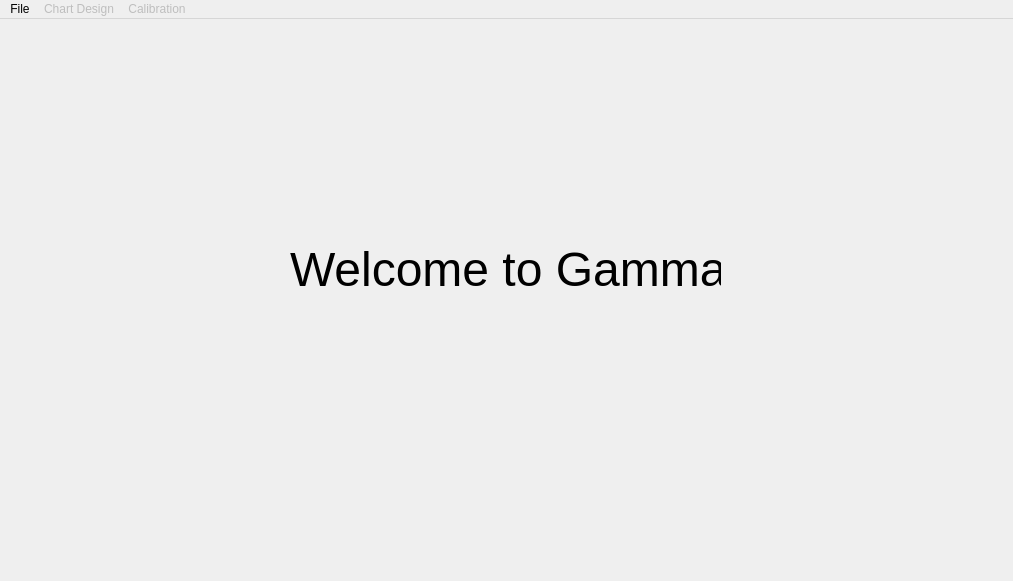
First picture: the form in ui/main.ui, repository jashwanth10/Gamma, before the edit.
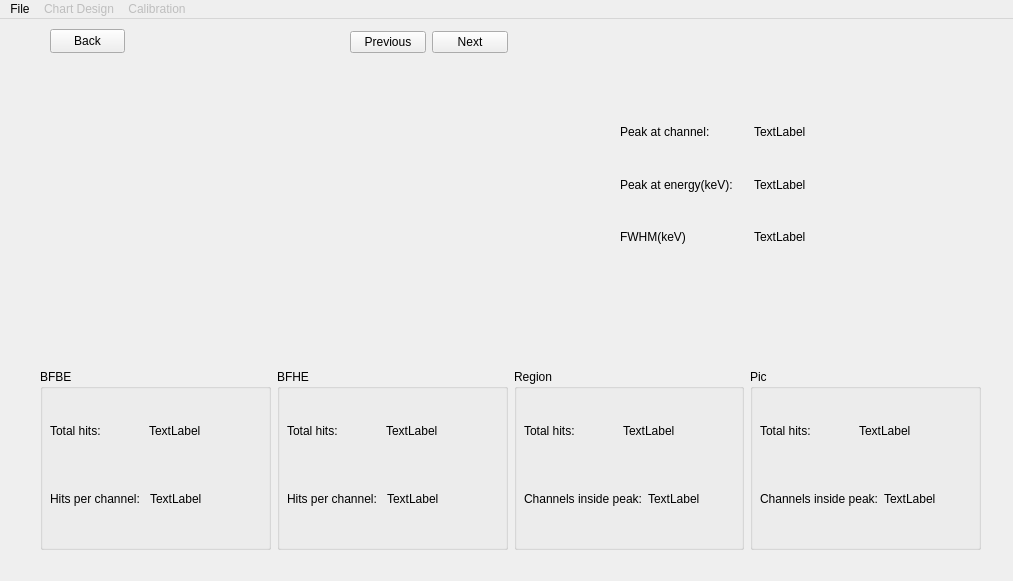
Second picture: the form after the edit. The open tabs and pages were chosen to show the change.

Commit message: Energy Validation

The edit to the form file:
```diff
--- a/ui/main.ui
+++ b/ui/main.ui
@@ -876,28 +876,7 @@
        <set>Qt::AlignCenter</set>
       </property>
      </widget>
-     <widget class="QWidget" name="">
-      <property name="geometry">
-       <rect>
-        <x>20</x>
-        <y>190</y>
-        <width>971</width>
-        <height>231</height>
-       </rect>
-      </property>
-      <layout class="QHBoxLayout" name="horizontalLayout">
-       <item>
-        <layout class="QVBoxLayout" name="residual_layout"/>
-       </item>
-       <item>
-        <layout class="QVBoxLayout" name="energyVchannel_layout"/>
-       </item>
-       <item>
-        <layout class="QVBoxLayout" name="fwhm_layout"/>
-       </item>
-      </layout>
-     </widget>
-     <widget class="QWidget" name="">
+     <widget class="QWidget" name="layoutWidget">
       <property name="geometry">
        <rect>
         <x>50</x>
@@ -1130,6 +1109,400 @@
          </property>
          <property name="text">
           <string>Delete Peak</string>
+         </property>
+        </widget>
+       </item>
+      </layout>
+     </widget>
+     <widget class="QTabWidget" name="tabWidget">
+      <property name="geometry">
+       <rect>
+        <x>20</x>
+        <y>190</y>
+        <width>971</width>
+        <height>311</height>
+       </rect>
+      </property>
+      <property name="currentIndex">
+       <number>0</number>
+      </property>
+      <widget class="QWidget" name="tab">
+       <attribute name="title">
+        <string>Tab 1</string>
+       </attribute>
+       <widget class="QWidget" name="">
+        <property name="geometry">
+         <rect>
+          <x>0</x>
+          <y>10</y>
+          <width>961</width>
+          <height>251</height>
+         </rect>
+        </property>
+        <layout class="QHBoxLayout" name="horizontalLayout_14">
+         <item>
+          <layout class="QVBoxLayout" name="residual_layout">
+           <property name="sizeConstraint">
+            <enum>QLayout::SetMaximumSize</enum>
+           </property>
+          </layout>
+         </item>
+         <item>
+          <layout class="QVBoxLayout" name="fwhm_layout">
+           <property name="sizeConstraint">
+            <enum>QLayout::SetMaximumSize</enum>
+           </property>
+          </layout>
+         </item>
+         <item>
+          <layout class="QVBoxLayout" name="energyVchannel_layout">
+           <property name="sizeConstraint">
+            <enum>QLayout::SetMaximumSize</enum>
+           </property>
+          </layout>
+         </item>
+        </layout>
+       </widget>
+      </widget>
+      <widget class="QWidget" name="tab_2">
+       <attribute name="title">
+        <string>Tab 2</string>
+       </attribute>
+      </widget>
+     </widget>
+    </widget>
+    <widget class="QWidget" name="peak_analysis_page">
+     <widget class="QWidget" name="verticalLayoutWidget_2">
+      <property name="geometry">
+       <rect>
+        <x>50</x>
+        <y>40</y>
+        <width>461</width>
+        <height>301</height>
+       </rect>
+      </property>
+      <layout class="QVBoxLayout" name="verticalLayout_2"/>
+     </widget>
+     <widget class="QPushButton" name="back">
+      <property name="geometry">
+       <rect>
+        <x>50</x>
+        <y>10</y>
+        <width>75</width>
+        <height>24</height>
+       </rect>
+      </property>
+      <property name="text">
+       <string>Back</string>
+      </property>
+     </widget>
+     <widget class="QWidget" name="layoutWidget">
+      <property name="geometry">
+       <rect>
+        <x>40</x>
+        <y>350</y>
+        <width>941</width>
+        <height>181</height>
+       </rect>
+      </property>
+      <layout class="QHBoxLayout" name="horizontalLayout">
+       <item>
+        <widget class="QGroupBox" name="groupBox_2">
+         <property name="title">
+          <string>BFBE</string>
+         </property>
+         <widget class="QWidget" name="layoutWidget">
+          <property name="geometry">
+           <rect>
+            <x>10</x>
+            <y>30</y>
+            <width>191</width>
+            <height>131</height>
+           </rect>
+          </property>
+          <layout class="QVBoxLayout" name="verticalLayout_4">
+           <item>
+            <layout class="QHBoxLayout" name="horizontalLayout_3">
+             <item>
+              <widget class="QLabel" name="label_13">
+               <property name="text">
+                <string>Total hits: </string>
+               </property>
+              </widget>
+             </item>
+             <item>
+              <widget class="QLabel" name="total_hits_bfbe">
+               <property name="text">
+                <string>TextLabel</string>
+               </property>
+              </widget>
+             </item>
+            </layout>
+           </item>
+           <item>
+            <layout class="QHBoxLayout" name="horizontalLayout_5">
+             <item>
+              <widget class="QLabel" name="label_15">
+               <property name="text">
+                <string>Hits per channel: </string>
+               </property>
+              </widget>
+             </item>
+             <item>
+              <widget class="QLabel" name="hits_per_channel_bfbe">
+               <property name="text">
+                <string>TextLabel</string>
+               </property>
+              </widget>
+             </item>
+            </layout>
+           </item>
+          </layout>
+         </widget>
+        </widget>
+       </item>
+       <item>
+        <widget class="QGroupBox" name="groupBox_3">
+         <property name="title">
+          <string>BFHE</string>
+         </property>
+         <widget class="QWidget" name="layoutWidget_5">
+          <property name="geometry">
+           <rect>
+            <x>10</x>
+            <y>30</y>
+            <width>191</width>
+            <height>131</height>
+           </rect>
+          </property>
+          <layout class="QVBoxLayout" name="verticalLayout_5">
+           <item>
+            <layout class="QHBoxLayout" name="horizontalLayout_10">
+             <item>
+              <widget class="QLabel" name="label_19">
+               <property name="text">
+                <string>Total hits: </string>
+               </property>
+              </widget>
+             </item>
+             <item>
+              <widget class="QLabel" name="total_hits_bfhe">
+               <property name="text">
+                <string>TextLabel</string>
+               </property>
+              </widget>
+             </item>
+            </layout>
+           </item>
+           <item>
+            <layout class="QHBoxLayout" name="horizontalLayout_11">
+             <item>
+              <widget class="QLabel" name="label_21">
+               <property name="text">
+                <string>Hits per channel: </string>
+               </property>
+              </widget>
+             </item>
+             <item>
+              <widget class="QLabel" name="hits_per_channel_bfhe">
+               <property name="text">
+                <string>TextLabel</string>
+               </property>
+              </widget>
+             </item>
+            </layout>
+           </item>
+          </layout>
+         </widget>
+        </widget>
+       </item>
+       <item>
+        <widget class="QGroupBox" name="groupBox_4">
+         <property name="title">
+          <string>Region</string>
+         </property>
+         <widget class="QWidget" name="layoutWidget_6">
+          <property name="geometry">
+           <rect>
+            <x>10</x>
+            <y>30</y>
+            <width>191</width>
+            <height>131</height>
+           </rect>
+          </property>
+          <layout class="QVBoxLayout" name="verticalLayout_8">
+           <item>
+            <layout class="QHBoxLayout" name="horizontalLayout_16">
+             <item>
+              <widget class="QLabel" name="label_14">
+               <property name="text">
+                <string>Total hits: </string>
+               </property>
+              </widget>
+             </item>
+             <item>
+              <widget class="QLabel" name="total_hits_roi">
+               <property name="text">
+                <string>TextLabel</string>
+               </property>
+              </widget>
+             </item>
+            </layout>
+           </item>
+           <item>
+            <layout class="QHBoxLayout" name="horizontalLayout_17">
+             <item>
+              <widget class="QLabel" name="label_16">
+               <property name="text">
+                <string>Channels inside peak:</string>
+               </property>
+              </widget>
+             </item>
+             <item>
+              <widget class="QLabel" name="num_channels_peak">
+               <property name="text">
+                <string>TextLabel</string>
+               </property>
+              </widget>
+             </item>
+            </layout>
+           </item>
+          </layout>
+         </widget>
+        </widget>
+       </item>
+       <item>
+        <widget class="QGroupBox" name="groupBox_5">
+         <property name="title">
+          <string>Pic</string>
+         </property>
+         <widget class="QWidget" name="layoutWidget_8">
+          <property name="geometry">
+           <rect>
+            <x>10</x>
+            <y>30</y>
+            <width>191</width>
+            <height>131</height>
+           </rect>
+          </property>
+          <layout class="QVBoxLayout" name="verticalLayout_9">
+           <item>
+            <layout class="QHBoxLayout" name="horizontalLayout_20">
+             <item>
+              <widget class="QLabel" name="label_22">
+               <property name="text">
+                <string>Total hits: </string>
+               </property>
+              </widget>
+             </item>
+             <item>
+              <widget class="QLabel" name="total_hits_pic">
+               <property name="text">
+                <string>TextLabel</string>
+               </property>
+              </widget>
+             </item>
+            </layout>
+           </item>
+           <item>
+            <layout class="QHBoxLayout" name="horizontalLayout_21">
+             <item>
+              <widget class="QLabel" name="label_24">
+               <property name="text">
+                <string>Channels inside peak:</string>
+               </property>
+              </widget>
+             </item>
+             <item>
+              <widget class="QLabel" name="num_channels_peak_2">
+               <property name="text">
+                <string>TextLabel</string>
+               </property>
+              </widget>
+             </item>
+            </layout>
+           </item>
+          </layout>
+         </widget>
+        </widget>
+       </item>
+      </layout>
+     </widget>
+     <widget class="QWidget" name="layoutWidget">
+      <property name="geometry">
+       <rect>
+        <x>620</x>
+        <y>90</y>
+        <width>261</width>
+        <height>151</height>
+       </rect>
+      </property>
+      <layout class="QGridLayout" name="gridLayout_2">
+       <item row="2" column="0">
+        <widget class="QLabel" name="label_37">
+         <property name="text">
+          <string>FWHM(keV)</string>
+         </property>
+        </widget>
+       </item>
+       <item row="1" column="0">
+        <widget class="QLabel" name="label_35">
+         <property name="text">
+          <string>Peak at energy(keV):</string>
+         </property>
+        </widget>
+       </item>
+       <item row="0" column="0">
+        <widget class="QLabel" name="label_33">
+         <property name="text">
+          <string>Peak at channel:</string>
+         </property>
+        </widget>
+       </item>
+       <item row="2" column="1">
+        <widget class="QLabel" name="fwhm">
+         <property name="text">
+          <string>TextLabel</string>
+         </property>
+        </widget>
+       </item>
+       <item row="0" column="1">
+        <widget class="QLabel" name="channel_peak">
+         <property name="text">
+          <string>TextLabel</string>
+         </property>
+        </widget>
+       </item>
+       <item row="1" column="1">
+        <widget class="QLabel" name="energy_peak">
+         <property name="text">
+          <string>TextLabel</string>
+         </property>
+        </widget>
+       </item>
+      </layout>
+     </widget>
+     <widget class="QWidget" name="">
+      <property name="geometry">
+       <rect>
+        <x>350</x>
+        <y>10</y>
+        <width>158</width>
+        <height>26</height>
+       </rect>
+      </property>
+      <layout class="QHBoxLayout" name="horizontalLayout_13">
+       <item>
+        <widget class="QPushButton" name="pa_prev">
+         <property name="text">
+          <string>Previous</string>
+         </property>
+        </widget>
+       </item>
+       <item>
+        <widget class="QPushButton" name="pa_next">
+         <property name="text">
+          <string>Next</string>
          </property>
         </widget>
        </item>
```
Left out of the diff: 60 changed lines with no effect on the pictures. The commit also changes 20 other files.
